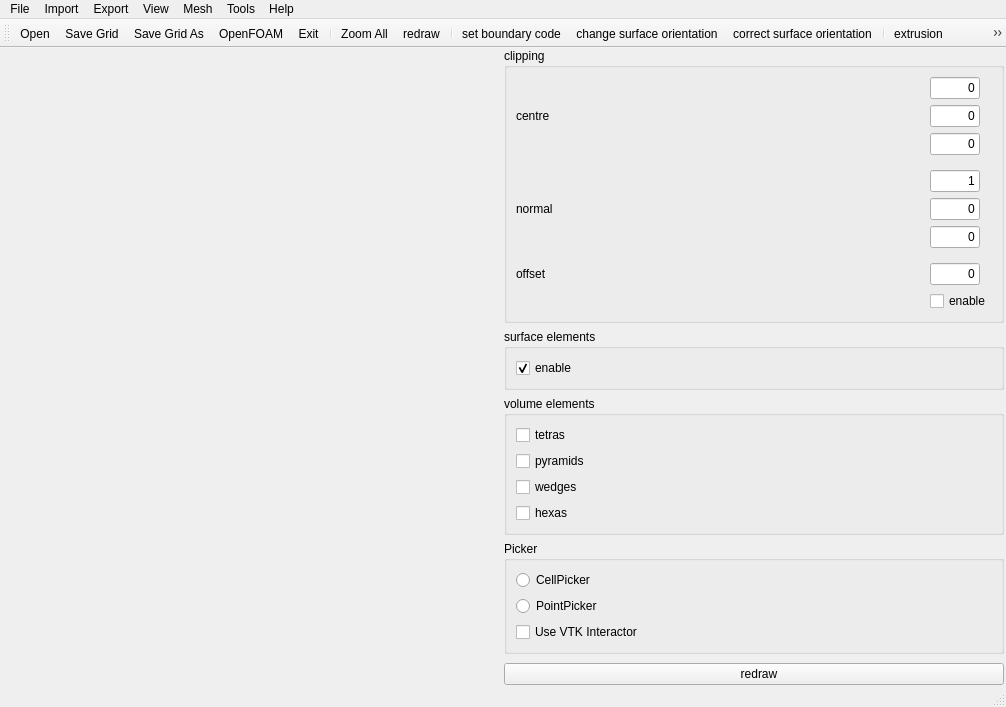
Old version of the form guimainwindow.ui in the repository enGits/engrid.
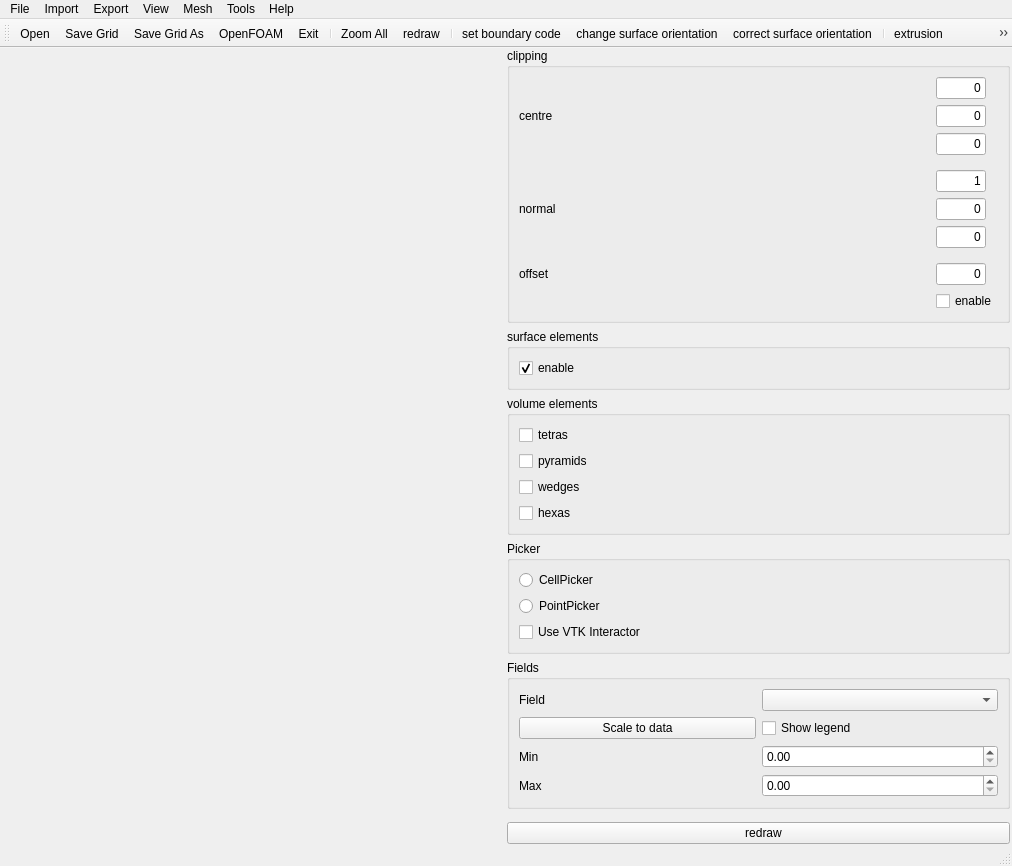
New version of the form. Icons and pictures are not drawn. Custom widgets are drawn as their Qt base class.

Commit message: gui ready for fields

```diff
--- a/guimainwindow.ui
+++ b/guimainwindow.ui
@@ -5,8 +5,8 @@
    <rect>
     <x>0</x>
     <y>0</y>
-    <width>1006</width>
-    <height>707</height>
+    <width>1012</width>
+    <height>866</height>
    </rect>
   </property>
   <property name="windowTitle" >
@@ -247,7 +247,7 @@
       </layout>
      </widget>
     </item>
-    <item row="5" column="1" >
+    <item row="6" column="1" >
      <widget class="QPushButton" name="pushButtonRedraw" >
       <property name="text" >
        <string>   redraw</string>
@@ -295,7 +295,7 @@
       </layout>
      </widget>
     </item>
-    <item rowspan="6" row="0" column="0" >
+    <item rowspan="7" row="0" column="0" >
      <widget class="QVTKWidget" name="qvtkWidget" >
       <property name="cursor" >
        <cursorShape>ArrowCursor</cursorShape>
@@ -321,7 +321,7 @@
       </layout>
      </widget>
     </item>
-    <item row="4" column="1" >
+    <item row="5" column="1" >
      <spacer name="verticalSpacer" >
       <property name="orientation" >
        <enum>Qt::Vertical</enum>
@@ -364,6 +364,59 @@
       </layout>
      </widget>
     </item>
+    <item row="4" column="1" >
+     <widget class="QGroupBox" name="groupBox_5" >
+      <property name="title" >
+       <string>Fields</string>
+      </property>
+      <layout class="QGridLayout" name="gridLayout_2" >
+       <item row="0" column="1" >
+        <widget class="QComboBox" name="comboBox_Field" />
+       </item>
+       <item row="0" column="0" >
+        <widget class="QLabel" name="label_4" >
+         <property name="text" >
+          <string>Field</string>
+         </property>
+        </widget>
+       </item>
+       <item row="1" column="1" >
+        <widget class="QCheckBox" name="checkBox_Legend" >
+         <property name="text" >
+          <string>Show legend</string>
+         </property>
+        </widget>
+       </item>
+       <item row="1" column="0" >
+        <widget class="QPushButton" name="pushButton_ScaleToData" >
+         <property name="text" >
+          <string>Scale to data</string>
+         </property>
+        </widget>
+       </item>
+       <item row="2" column="1" >
+        <widget class="QDoubleSpinBox" name="doubleSpinBox_FieldMin" />
+       </item>
+       <item row="3" column="1" >
+        <widget class="QDoubleSpinBox" name="doubleSpinBox_FieldMax" />
+       </item>
+       <item row="2" column="0" >
+        <widget class="QLabel" name="label_5" >
+         <property name="text" >
+          <string>Min</string>
+         </property>
+        </widget>
+       </item>
+       <item row="3" column="0" >
+        <widget class="QLabel" name="label_6" >
+         <property name="text" >
+          <string>Max</string>
+         </property>
+        </widget>
+       </item>
+      </layout>
+     </widget>
+    </item>
    </layout>
   </widget>
   <widget class="QMenuBar" name="menubar" >
@@ -371,7 +424,7 @@
     <rect>
      <x>0</x>
      <y>0</y>
-     <width>1006</width>
+     <width>1012</width>
      <height>27</height>
     </rect>
    </property>
```
Left out of the diff: 4 changed lines with no effect on the pictures.
